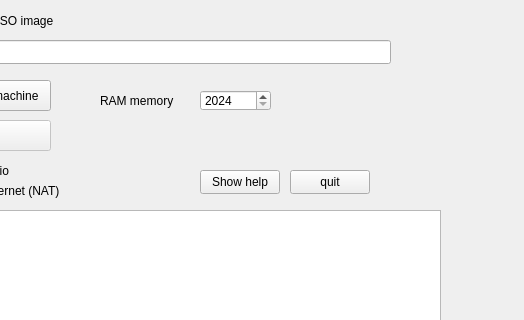
Above: user_interface.ui from caiorss/qemu-launcher-qt before the change; both pictures show x 140 to 664 and y 0 to 320 of the 664 by 406 pixel window. Below: the same form after it.
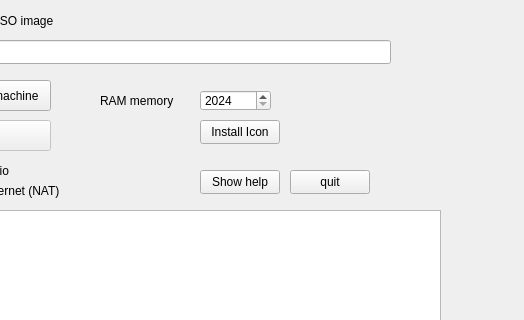
That is the form after the change.

Commit message: Implement button for installing icon on desktop.

```diff
--- a/user_interface.ui
+++ b/user_interface.ui
@@ -201,6 +201,19 @@
      <string/>
     </property>
    </widget>
+   <widget class="QPushButton" name="btn_icon">
+    <property name="geometry">
+     <rect>
+      <x>340</x>
+      <y>120</y>
+      <width>80</width>
+      <height>24</height>
+     </rect>
+    </property>
+    <property name="text">
+     <string>Install Icon</string>
+    </property>
+   </widget>
   </widget>
   <widget class="QMenuBar" name="menuBar">
    <property name="geometry">
```
The commit also changes 2 other files.
